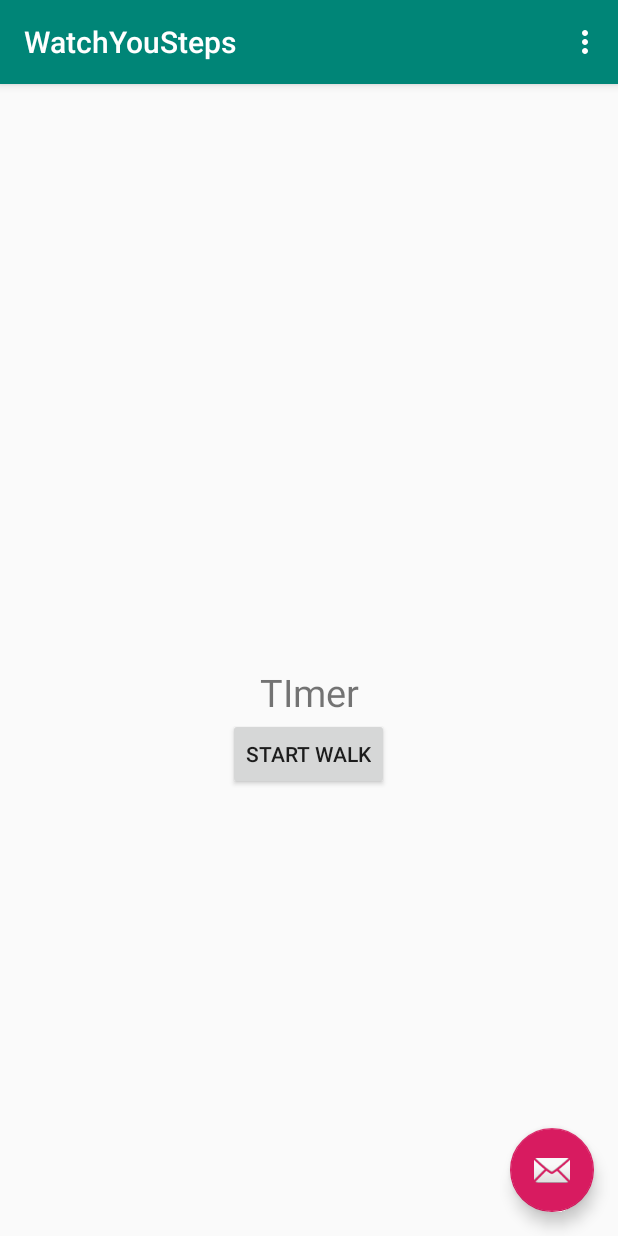
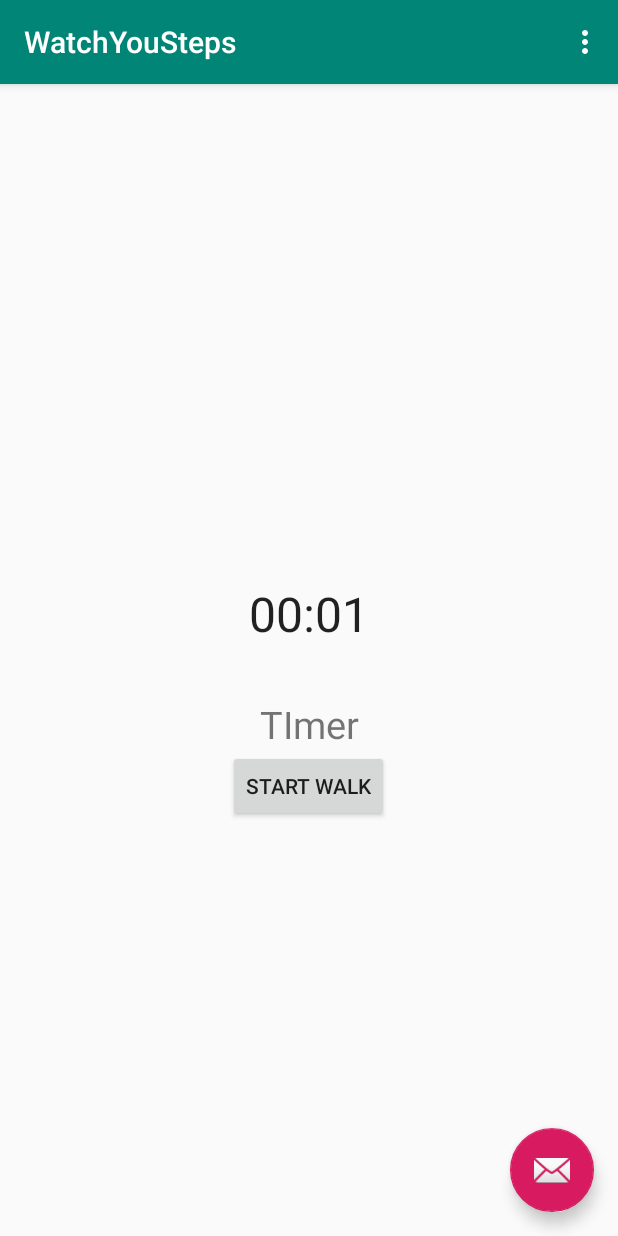
Before and after one commit to Droidverine/WatchYouSteps, an Android app: the screen it shows after launch (MainActivity), after a tap on "STOP WALK", on a phone screen of 412 x 824 dp. Run offline under Robolectric (Android 15) with nearby library versions, the phone set to English and light mode, and no system bars; 1 other tap on this screen came first.

```diff
--- a/app/src/main/AndroidManifest.xml
+++ b/app/src/main/AndroidManifest.xml
@@ -2,7 +2,7 @@
 <manifest xmlns:android="http://schemas.android.com/apk/res/android"
     package="com.droidverine.watchyousteps">
 
-
+    <uses-permission android:name="android.permission.WRITE_EXTERNAL_STORAGE" />
     <uses-permission android:name="android.permission.ACCESS_COARSE_LOCATION" />
     <uses-permission android:name="android.permission.ACCESS_FINE_LOCATION"/>
     <application
--- a/app/src/main/java/com/droidverine/watchyousteps/LocationRetrievalService.java
+++ /dev/null
@@ -1,16 +0,0 @@
-package com.droidverine.watchyousteps;
-
-import android.app.Service;
-import android.content.Intent;
-import android.os.IBinder;
-
-import androidx.annotation.Nullable;
-
-public class LocationRetrievalService extends Service {
-
-    @Nullable
-    @Override
-    public IBinder onBind(Intent intent) {
-        return null;
-    }
-}
--- a/app/src/main/java/com/droidverine/watchyousteps/MainActivity.java
+++ b/app/src/main/java/com/droidverine/watchyousteps/MainActivity.java
@@ -17,17 +17,26 @@ import androidx.annotation.NonNull;
 import androidx.appcompat.app.AlertDialog;
 import androidx.appcompat.app.AppCompatActivity;
 import androidx.appcompat.widget.Toolbar;
-
+import android.os.SystemClock;
 import android.util.Log;
 import android.view.View;
 import android.view.Menu;
 import android.view.MenuItem;
 import android.widget.Button;
+import android.widget.Chronometer;
 import android.widget.TextView;
+import java.io.BufferedWriter;
+import java.io.File;
+import java.io.FileWriter;
+import java.io.IOException;
+import java.util.Calendar;
+import java.util.Date;
+
 
 public class MainActivity extends AppCompatActivity {
     private LocationManager locationManager;
     LocationListener locationListener;
+    Chronometer chronometer;
     String langlong;
     TextView lc;
     Button btnstart, btnstop;
@@ -43,6 +52,7 @@ public class MainActivity extends AppCompatActivity {
         Toolbar toolbar = findViewById(R.id.toolbar);
         lc = findViewById(R.id.locationttxt);
         setSupportActionBar(toolbar);
+        chronometer = findViewById(R.id.chronometer);
         btnstart = findViewById(R.id.btnstart);
         btnstop = findViewById(R.id.btnstop);
         locationListener = LocServices();
@@ -58,6 +68,8 @@ public class MainActivity extends AppCompatActivity {
                     locationManager.requestLocationUpdates("gps", 0, 100, locationListener);
                     btnstart.setVisibility(View.GONE);
                     btnstop.setVisibility(View.VISIBLE);
+                    chronometer.setBase(SystemClock.elapsedRealtime());
+                    chronometer.start();
                 }
 
             }
@@ -70,9 +82,30 @@ public class MainActivity extends AppCompatActivity {
                     locationManager.removeUpdates(locationListener);
                     // locationManager = null;
                     lc.setText("");
-                    distanceInMetres = 0;
                     btnstop.setVisibility(View.GONE);
                     btnstart.setVisibility(View.VISIBLE);
+                    Double elapsed = Double.valueOf(SystemClock.elapsedRealtime() - chronometer.getBase());
+                    Double avghr = ((elapsed / 1000) / 3600);
+                    Log.d("chrono Second", "" + (elapsed / 1000));
+                    Log.d("chrono hour", "" + avghr);
+                    Log.d("chrono distance in km", "" + distanceInMetres / 1000);
+
+                    Date currentTime = Calendar.getInstance().getTime();
+                    File f = new File(getFilesDir(), currentTime + ".txt");
+                    try {
+                        BufferedWriter bw = new BufferedWriter(new FileWriter(f));
+                        bw.write("Date and Time \t" + currentTime+"\n");
+                        bw.write("Distance Travelled \t" + distanceInMetres / 1000 + "\n");
+                        bw.write("Time Elapsed \t" + avghr);
+
+                        Log.d("ZALA", "GHE");
+                        bw.close();
+                    } catch (IOException e) {
+                        e.printStackTrace();
+                    }
+                    distanceInMetres = 0;
+
+                    chronometer.stop();
 
                 }
             }
@@ -192,4 +225,6 @@ public class MainActivity extends AppCompatActivity {
         final AlertDialog alert = builder.create();
         alert.show();
     }
+
+
 }
--- a/app/src/main/res/layout/content_main.xml
+++ b/app/src/main/res/layout/content_main.xml
@@ -10,6 +10,12 @@
 android:gravity="center_vertical"
     android:orientation="vertical"
     tools:showIn="@layout/activity_main">
+    <Chronometer
+        android:layout_width="wrap_content"
+        android:layout_height="wrap_content"
+        android:textSize="32dp"
+        android:id="@+id/chronometer"
+        android:layout_gravity="center"/>
    <TextView
        android:layout_width="match_parent"
        android:layout_height="wrap_content"
```
